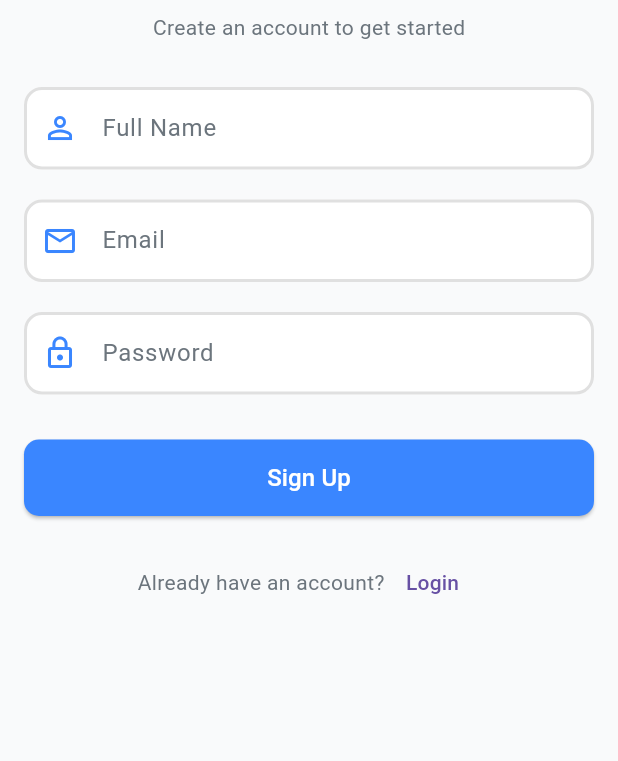
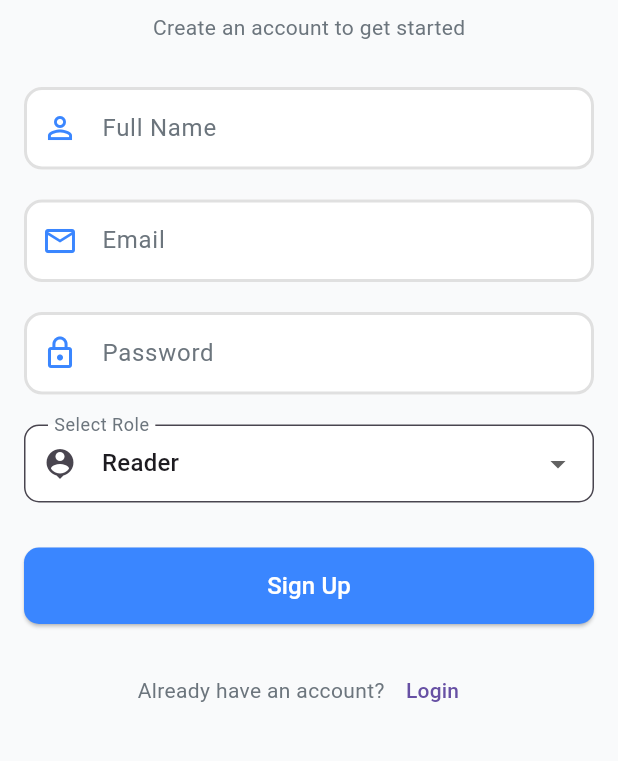
Before and after one commit to rehman1783/Blogging_App, a Flutter app: the SignupScreen screen opened by its route, on a phone screen of 412 x 824 dp, the part 390-1151 px from its top. Run offline on Flutter 3.47's test engine with Material 3 defaults, Android fonts, the phone set to English and light mode, and no system bars; our stand-ins replace cloud_firestore, firebase_auth, firebase_core, image_picker, permission_handler; accounts and stored records are empty.

Commit message:
firebase authentication with email && password

```diff
--- a/lib/app/app_routes.dart
+++ b/lib/app/app_routes.dart
@@ -1,9 +1,13 @@
 import 'package:blogging_app/ui/auth/login_screen.dart';
 import 'package:blogging_app/ui/auth/signup_screen.dart';
+import 'package:blogging_app/ui/screens/admin_-dashboard.dart';
 import 'package:blogging_app/ui/screens/blog_detail_screen.dart';
 import 'package:blogging_app/ui/screens/home_screen.dart';
 import 'package:blogging_app/ui/screens/main_screen.dart';
+import 'package:blogging_app/ui/screens/profile_screen.dart';
+import 'package:blogging_app/ui/screens/reader.dashboard.dart';
 import 'package:blogging_app/ui/screens/splash_screen.dart';
+import 'package:blogging_app/ui/screens/writer_dashboard.dart';
 import 'package:flutter/material.dart';
 
 class AppRoutes {
@@ -13,6 +17,10 @@ class AppRoutes {
   static const String home = '/home';
   static const String main = '/main';
   static const String blogDetail = '/blogDetail';
+  static const String profile = '/profile';
+  static const String adminDashboard = '/adminDashboard';
+  static const String writerDashboard = '/writerDashboard';
+  static const String readerDashboard = '/readerDashboard';
 
   static Route<dynamic> onGenerateRoute(RouteSettings settings) {
     switch (settings.name) {
@@ -28,6 +36,14 @@ class AppRoutes {
         return MaterialPageRoute(builder: (_) => MainScreen());
         case blogDetail:
         return MaterialPageRoute(builder: (_) => BlogDetailScreen());
+      case profile:
+        return MaterialPageRoute(builder: (_) => ProfileScreen());
+      case adminDashboard:
+        return MaterialPageRoute(builder: (_) => AdminDashboard());
+      case writerDashboard:
+        return MaterialPageRoute(builder: (_) => WriterDashboard());
+      case readerDashboard:
+        return MaterialPageRoute(builder: (_) => ReaderDashboard());
       default:
         return MaterialPageRoute(
           builder: (_) => Scaffold(
--- a/lib/ui/auth/signup_screen.dart
+++ b/lib/ui/auth/signup_screen.dart
@@ -4,10 +4,60 @@ import 'package:blogging_app/app/app_routes.dart';
 import 'package:blogging_app/core/widgets/custom_button.dart';
 import 'package:blogging_app/core/widgets/custom_text_field.dart';
 import 'package:flutter/material.dart';
+import 'package:firebase_auth/firebase_auth.dart';
+import 'package:cloud_firestore/cloud_firestore.dart';
 
+class SignupScreen extends StatefulWidget {
+  const SignupScreen({super.key});
 
-class SignupScreen extends StatelessWidget {
-  const SignupScreen({super.key});
+  @override
+  State<SignupScreen> createState() => _SignupScreenState();
+}
+
+class _SignupScreenState extends State<SignupScreen> {
+  final _nameController = TextEditingController();
+  final _emailController = TextEditingController();
+  final _passwordController = TextEditingController();
+  String _selectedRole = 'reader'; // Default role
+  bool _isLoading = false;
+
+  Future<void> _signUpUser() async {
+    setState(() => _isLoading = true);
+    try {
+      // Firebase Auth SignUp
+      final userCredential = await FirebaseAuth.instance
+          .createUserWithEmailAndPassword(
+        email: _emailController.text.trim(),
+        password: _passwordController.text.trim(),
+      );
+
+      // Save user data to Firestore
+      await FirebaseFirestore.instance
+          .collection('users')
+          .doc(userCredential.user!.uid)
+          .set({
+        'name': _nameController.text.trim(),
+        'email': _emailController.text.trim(),
+        'role': _selectedRole,
+        'createdAt': Timestamp.now(),
+      });
+
+      // Navigate based on role
+      if (_selectedRole == 'admin') {
+        Navigator.pushReplacementNamed(context, AppRoutes.adminDashboard);
+      } else if (_selectedRole == 'writer') {
+        Navigator.pushReplacementNamed(context, AppRoutes.writerDashboard);
+      } else {
+        Navigator.pushReplacementNamed(context, AppRoutes.readerDashboard);
+      }
+    } on FirebaseAuthException catch (e) {
+      ScaffoldMessenger.of(context).showSnackBar(
+        SnackBar(content: Text(e.message ?? 'Signup failed')),
+      );
+    } finally {
+      setState(() => _isLoading = false);
+    }
+  }
 
   @override
   Widget build(BuildContext context) {
@@ -18,40 +68,47 @@ class SignupScreen extends StatelessWidget {
           children: [
             const SizedBox(height: 100),
 
-            // Logo
-            Center(
-              child: Image.asset('assets/images/blogverse_logo.png', height: 90),
-            ),
+            Image.asset('assets/images/blogverse_logo.png', height: 90),
             const SizedBox(height: 20),
 
             const Text(
               'Join BlogVerse 📝',
-              style: TextStyle(
-                fontSize: 24,
-                fontWeight: FontWeight.bold,
-                color: AppColors.primary,
-              ),
+              style: TextStyle(fontSize: 24, fontWeight: FontWeight.bold, color: AppColors.primary),
             ),
             const SizedBox(height: 8),
-            const Text(
-              'Create an account to get started',
-              style: TextStyle(color: AppColors.textSecondary),
+            const Text('Create an account to get started', style: TextStyle(color: AppColors.textSecondary)),
+            const SizedBox(height: 30),
+
+            CustomTextField(label: 'Full Name', icon: Icons.person_outline, controller: _nameController),
+            const SizedBox(height: 20),
+            CustomTextField(label: 'Email', icon: Icons.email_outlined, controller: _emailController),
+            const SizedBox(height: 20),
+            CustomTextField(label: 'Password', icon: Icons.lock_outline, isPassword: true, controller: _passwordController),
+            const SizedBox(height: 20),
+
+            // Role Dropdown
+            DropdownButtonFormField<String>(
+              value: _selectedRole,
+              decoration: InputDecoration(
+                labelText: "Select Role",
+                border: OutlineInputBorder(borderRadius: BorderRadius.circular(10)),
+                prefixIcon: const Icon(Icons.person_pin),
+              ),
+              items: const [
+                DropdownMenuItem(value: 'reader', child: Text('Reader')),
+                DropdownMenuItem(value: 'writer', child: Text('Writer')),
+                DropdownMenuItem(value: 'admin', child: Text('Admin')),
+              ],
+              onChanged: (value) => setState(() => _selectedRole = value ?? 'reader'),
             ),
             const SizedBox(height: 30),
 
-            const CustomTextField(label: 'Full Name', icon: Icons.person_outline),
-            const SizedBox(height: 20),
-            const CustomTextField(label: 'Email', icon: Icons.email_outlined),
-            const SizedBox(height: 20),
-            const CustomTextField(label: 'Password', icon: Icons.lock_outline, isPassword: true),
-            const SizedBox(height: 30),
-
-            CustomButton(
-              label: 'Sign Up',
-              onPressed: () {
-                Navigator.pushReplacementNamed(context, AppRoutes.login);
-              },
-            ),
+            _isLoading
+                ? const CircularProgressIndicator()
+                : CustomButton(
+                    label: 'Sign Up',
+                    onPressed: _signUpUser,
+                  ),
             const SizedBox(height: 20),
 
             Row(
--- /dev/null
+++ b/lib/ui/screens/reader.dashboard.dart
@@ -0,0 +1,11 @@
+import 'package:flutter/material.dart';
+
+class ReaderDashboard extends StatelessWidget {
+  @override
+  Widget build(BuildContext context) {
+    return Scaffold(
+      appBar: AppBar(title: Text("Reader Dashboard")),
+      body: Center(child: Text("Welcome Reader")),
+    );
+  }
+}
--- a/pubspec.yaml
+++ b/pubspec.yaml
@@ -36,6 +36,9 @@ dependencies:
   cupertino_icons: ^1.0.8
   image_picker: ^1.1.2
   permission_handler: ^12.0.1
+  firebase_core: ^3.15.2
+  firebase_auth: ^5.7.0
+  cloud_firestore: ^5.6.12
 
 dev_dependencies:
   flutter_test:
```
Also changed, not shown: lib/main.dart (+7 -1 lines), lib/services/firebase_auth.dart (added, +29 -0 lines), lib/ui/auth/login_screen.dart (+61 -10 lines), lib/ui/screens/admin_-dashboard.dart (added, +11 -0 lines), lib/ui/screens/writer_dashboard.dart (added, +11 -0 lines), firebase.json (added), lib/firebase_options.dart (added), pubspec.lock, 22 other files.
